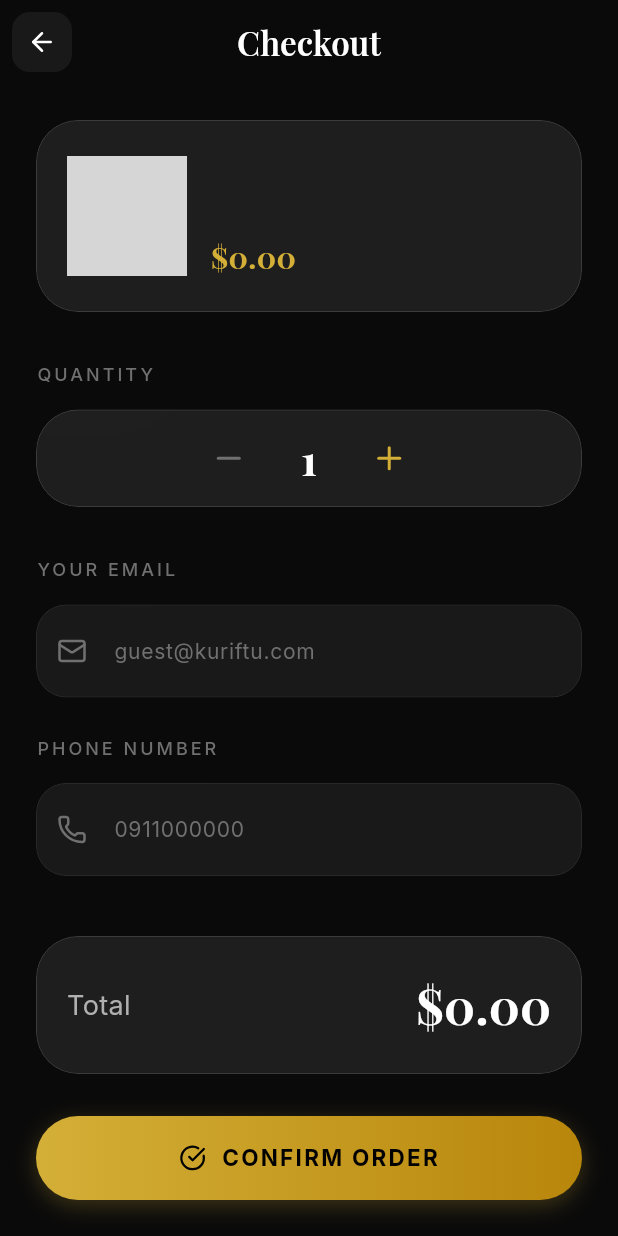
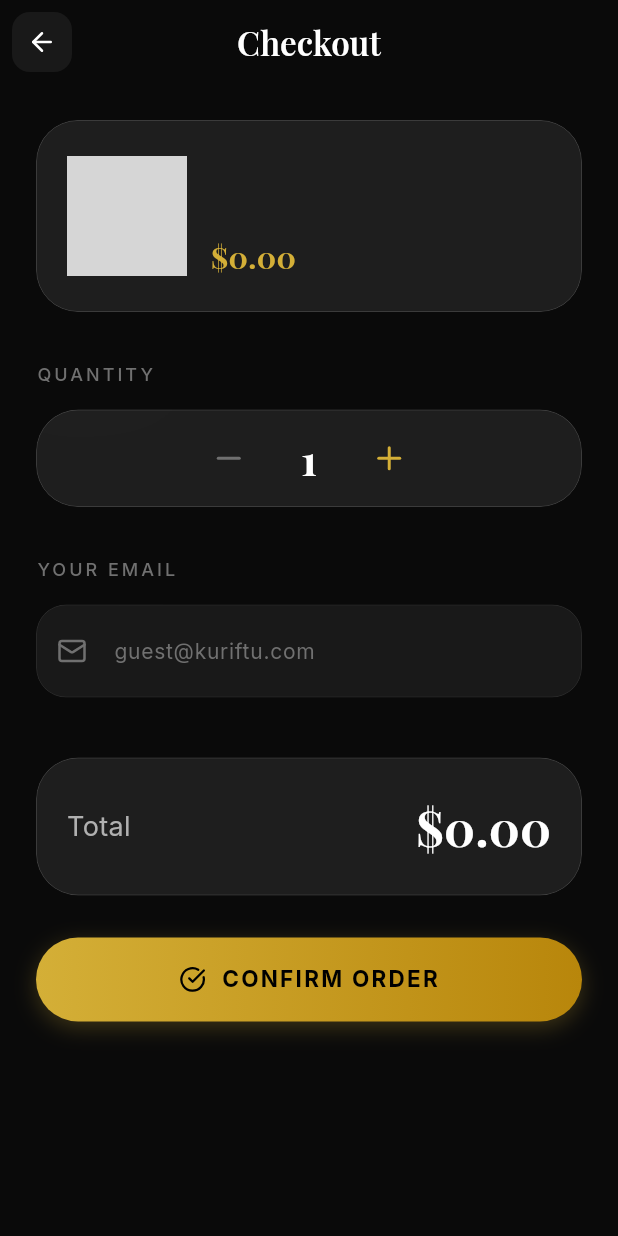
Before and after one commit to mosisafeyissa/Kuriftu-AI-Cultural-Exploration-Platform, a Flutter app: the OrderScreen screen opened directly with empty values, on a phone screen of 412 x 824 dp. Run offline on Flutter 3.47's test engine with Material 3 defaults, Android fonts, the phone set to English and light mode, and no system bars; our stand-ins replace google_fonts, image_picker, lucide_icons, shared_preferences; missing offline and left inert: dart:html, mobile_scanner; accounts and stored records are empty; network calls fail; grey boxes are pictures that could not be loaded.

Commit message:
update frontend/lib/services/api_service.dart

```diff
--- a/frontend/lib/main.dart
+++ b/frontend/lib/main.dart
@@ -88,7 +88,7 @@ class _SplashScreen extends StatelessWidget {
                 border: Border.all(color: KuriftuColors.gold, width: 1.5),
               ),
               child: ClipOval(
-                child: Image.asset('assets/images/logo.jpg', fit: BoxFit.cover),
+                child: Image.asset('assets/images/logo.png', fit: BoxFit.cover),
               ),
             ),
             const SizedBox(height: 24),
--- a/frontend/lib/screens/home_screen.dart
+++ b/frontend/lib/screens/home_screen.dart
@@ -206,7 +206,7 @@ class _HomeScreenState extends State<HomeScreen> {
               border: Border.all(color: KuriftuColors.gold.withValues(alpha: 0.6), width: 1),
             ),
             child: ClipOval(
-              child: Image.asset('assets/images/logo.jpg', fit: BoxFit.cover),
+              child: Image.asset('assets/images/logo.png', fit: BoxFit.cover),
             ),
           ),
           const SizedBox(width: 12),
--- a/frontend/lib/screens/order_screen.dart
+++ b/frontend/lib/screens/order_screen.dart
@@ -24,7 +24,6 @@ class OrderScreen extends StatefulWidget {
 class _OrderScreenState extends State<OrderScreen> {
   int _quantity = 1;
   final _emailController = TextEditingController();
-  final _phoneController = TextEditingController();
   bool _isPlacing = false;
 
   @override
@@ -40,14 +39,9 @@ class _OrderScreenState extends State<OrderScreen> {
 
   Future<void> _placeOrder() async {
     final email = _emailController.text.trim();
-    final phone = _phoneController.text.trim();
 
     if (email.isEmpty || !email.contains('@')) {
       _showSnack('Please enter a valid email address');
-      return;
-    }
-    if (phone.isEmpty) {
-      _showSnack('Please enter your phone number for payment');
       return;
     }
 
@@ -57,7 +51,6 @@ class _OrderScreenState extends State<OrderScreen> {
       final order = await ApiService.createOrder(
         artifactId: widget.artifact.id,
         email: email,
-        phoneNumber: phone,
         quantity: _quantity,
       );
       if (mounted) {
@@ -193,7 +186,6 @@ class _OrderScreenState extends State<OrderScreen> {
   @override
   void dispose() {
     _emailController.dispose();
-    _phoneController.dispose();
     super.dispose();
   }
 
@@ -369,63 +361,6 @@ class _OrderScreenState extends State<OrderScreen> {
                 ),
               ),
             ),
-            const SizedBox(height: 24),
-
-            // Phone Number
-            Text(
-              'PHONE NUMBER',
-              style: KuriftuTheme.labelText.copyWith(letterSpacing: 2),
-            ),
-            const SizedBox(height: 14),
-            ClipRRect(
-              borderRadius: BorderRadius.circular(20),
-              child: BackdropFilter(
-                filter: ImageFilter.blur(sigmaX: 10, sigmaY: 10),
-                child: TextField(
-                  controller: _phoneController,
-                  keyboardType: TextInputType.phone,
-                  style: KuriftuTheme.bodyText.copyWith(
-                    color: KuriftuColors.textPrimary,
-                    fontSize: 16,
-                  ),
-                  decoration: InputDecoration(
-                    hintText: '0911000000',
-                    hintStyle: KuriftuTheme.bodyText.copyWith(
-                      color: KuriftuColors.textMuted,
-                    ),
-                    prefixIcon: const Icon(
-                      LucideIcons.phone,
-                      color: KuriftuColors.textMuted,
-                      size: 20,
-                    ),
-                    filled: true,
-                    fillColor: Colors.white.withValues(alpha: 0.06),
-                    border: OutlineInputBorder(
-                      borderRadius: BorderRadius.circular(20),
-                      borderSide: BorderSide.none,
-                    ),
-                    enabledBorder: OutlineInputBorder(
-                      borderRadius: BorderRadius.circular(20),
-                      borderSide: BorderSide(
-                        color: Colors.white.withValues(alpha: 0.1),
-                        width: 0.5,
-                      ),
-                    ),
-                    focusedBorder: OutlineInputBorder(
-                      borderRadius: BorderRadius.circular(20),
-                      borderSide: const BorderSide(
-                        color: KuriftuColors.gold,
-                        width: 1,
-                      ),
-                    ),
-                    contentPadding: const EdgeInsets.symmetric(
-                      horizontal: 20,
-                      vertical: 18,
-                    ),
-                  ),
-                ),
-              ),
-            ),
             const SizedBox(height: 40),
 
             // Total
--- a/frontend/lib/services/api_service.dart
+++ b/frontend/lib/services/api_service.dart
@@ -234,7 +234,6 @@ class ApiService {
   static Future<Order> createOrder({
     required String artifactId,
     required String email,
-    String? phoneNumber,
     required int quantity,
   }) async {
     if (useMockData) {
@@ -243,7 +242,6 @@ class ApiService {
         id: DateTime.now().millisecondsSinceEpoch.toString(),
         artifactId: artifactId,
         userEmail: email,
-        phoneNumber: phoneNumber,
         quantity: quantity,
         status: 'Pending',
         createdAt: DateTime.now(),
@@ -258,7 +256,6 @@ class ApiService {
         body: jsonEncode({
           'artifact': int.tryParse(artifactId) ?? 0,
           'user_email': email,
-          'phone_number': phoneNumber,
           'quantity': quantity,
         }),
       );
```
Also changed, not shown: frontend/lib/screens/login_screen.dart (+13 -2 lines), frontend/lib/screens/profile_screen.dart (+13 -0 lines), frontend/lib/screens/register_screen.dart (+14 -3 lines), frontend/lib/screens/welcome_screen.dart (+8 -2 lines), afrilenslogo.png (added), frontend/assets/images/logo.jpg (deleted), frontend/assets/images/logo.png (added), 3 other files.
